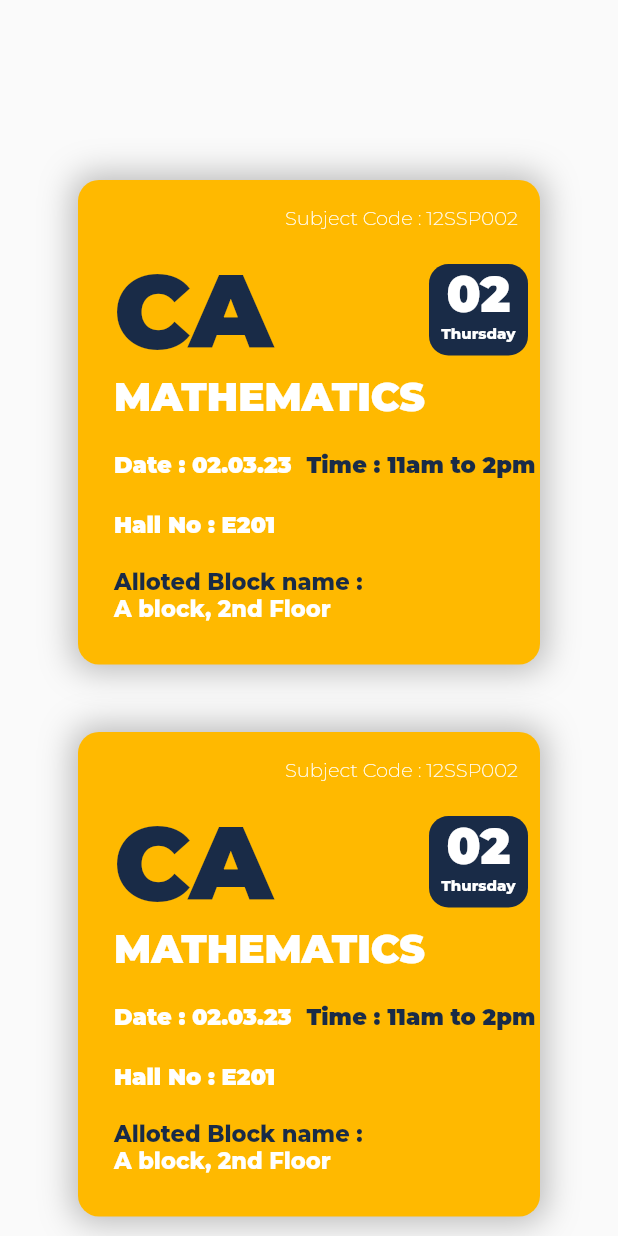
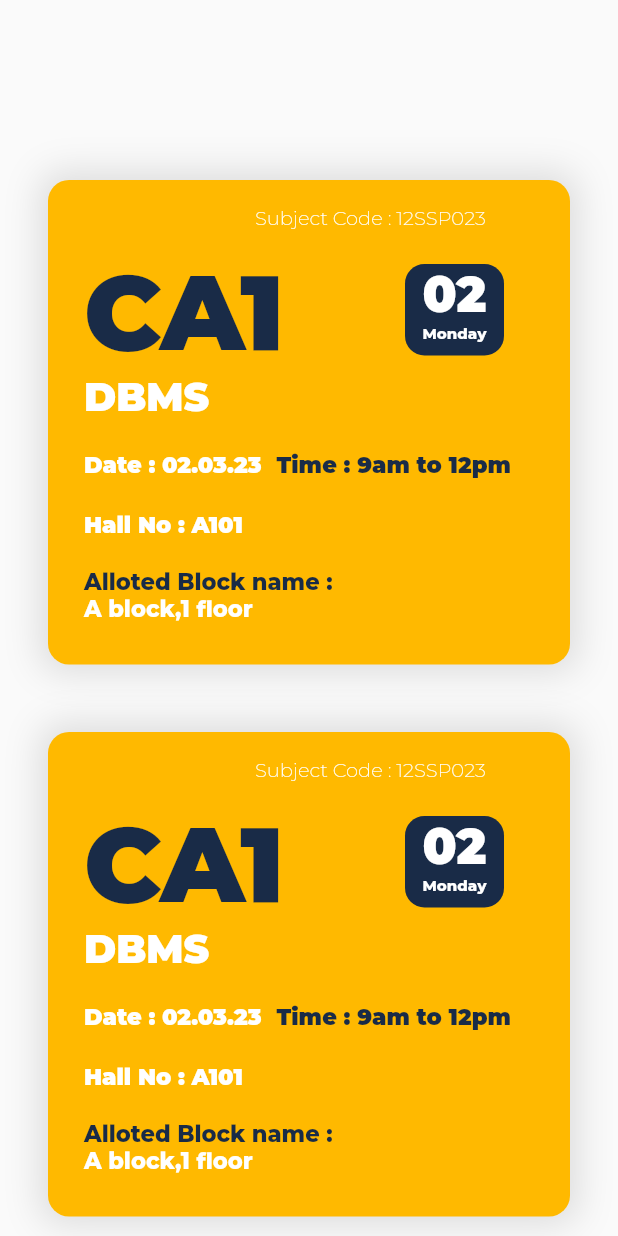
Before and after one commit to cruzmac/StudentApp-1, a Flutter app: the screen it shows after launch, on a phone screen of 412 x 824 dp. Run offline on Flutter 3.47's test engine with Material 2 defaults, Android fonts, the phone set to English and light mode, and no system bars; our stand-ins replace go_router, google_fonts, percent_indicator; network calls fail.

Commit message:
commit1.8
2 25
03 03 23

```diff
--- a/lib/exam_seating/examseating_design.dart
+++ b/lib/exam_seating/examseating_design.dart
@@ -1,43 +1,26 @@
 import 'package:flutter/material.dart';
 import 'package:flutter_application_1/exam_seating/examseating_constants.dart';
 
-class ExamSeatingDesign extends StatefulWidget {
-  const ExamSeatingDesign({super.key});
+class ContainerDesign extends StatefulWidget {
+  final String? subCode;
+  final String? examType;
+  final String? examName;
+  final String? examDate;
+  final String? examTime;
+  final String? examHallno;
+  final String? examDay;
+  final String? description;
 
-  @override
-  State<ExamSeatingDesign> createState() => _ExamSeatingDesignState();
-}
-
-class _ExamSeatingDesignState extends State<ExamSeatingDesign> {
-  @override
-  Widget build(BuildContext context) {
-    return Scaffold(
-      body: Column(
-        children: [
-          Expanded(
-            child: ListView(
-              padding: const EdgeInsets.only(top: 120, left: 52, right: 52),
-              children: [
-                const ContainerDesign(),
-                const SizedBox(
-                  height: 45,
-                ),
-                const ContainerDesign(),
-                const SizedBox(
-                  height: 45,
-                ),
-                ContainerDesign(bgcolor: Page1Colors().ash),
-              ],
-            ),
-          ),
-        ],
-      ),
-    );
-  }
-}
-
-class ContainerDesign extends StatefulWidget {
-  const ContainerDesign({super.key, bgcolor});
+  const ContainerDesign(
+      {super.key,
+      this.examName,
+      this.subCode,
+      this.examType,
+      this.examDate,
+      this.examTime,
+      this.examHallno,
+      this.examDay,
+      this.description});
 
   @override
   State<ContainerDesign> createState() => _ContainerDesignState();
@@ -53,7 +36,7 @@ class _ContainerDesignState extends State<ContainerDesign> {
           color: Page1Colors().yellow,
           borderRadius: BorderRadius.circular(14),
           boxShadow: const [
-            BoxShadow(color: Colors.black26, blurRadius: 18, spreadRadius: 4)
+            BoxShadow(color: Colors.black12, blurRadius: 20, spreadRadius: 5)
           ]),
       child: Column(
         crossAxisAlignment: CrossAxisAlignment.start,
@@ -64,7 +47,7 @@ class _ContainerDesignState extends State<ContainerDesign> {
               height: 17,
               width: 172,
               child: Text(
-                'Subject Code : 12SSP002',
+                'Subject Code : ${widget.subCode}',
                 style: TextStyle(
                     color: Page1Colors().white,
                     fontSize: 13,
@@ -80,19 +63,19 @@ class _ContainerDesignState extends State<ContainerDesign> {
                 padding: const EdgeInsets.only(left: 24),
                 child: Container(
                   height: 84,
-                  width: 126,
-                  alignment: Alignment.center,
+                  width: 150,
+                  alignment: Alignment.centerLeft,
                   child: Text(
-                    'CA1',
+                    '${widget.examType}',
                     style: TextStyle(
                         color: Page1Colors().textcolor,
-                        fontSize: 69,
+                        fontSize: 70,
                         fontWeight: FontWeight.w900),
                   ),
                 ),
               ),
               Padding(
-                padding: const EdgeInsets.only(left: 84, top: 11),
+                padding: const EdgeInsets.only(left: 64, top: 11),
                 child: Container(
                   height: 61,
                   width: 66,
@@ -110,7 +93,7 @@ class _ContainerDesignState extends State<ContainerDesign> {
                             fontWeight: FontWeight.w900),
                       ),
                       Text(
-                        'Thursday',
+                        '${widget.examDay}',
                         style: TextStyle(
                             color: Page1Colors().white,
                             fontSize: 10,
@@ -131,7 +114,7 @@ class _ContainerDesignState extends State<ContainerDesign> {
               child: Column(
                 children: [
                   Text(
-                    'MATHEMATICS',
+                    '${widget.examName}',
                     style: TextStyle(
                         color: Page1Colors().white,
                         fontSize: 26,
@@ -145,7 +128,7 @@ class _ContainerDesignState extends State<ContainerDesign> {
             padding: const EdgeInsets.only(left: 24),
             child: Row(
               children: [
-                Text('Date : 02.03.23',
+                Text('Date : ${widget.examDate}',
                     style: TextStyle(
                         color: Page1Colors().white,
                         fontSize: 15,
@@ -153,7 +136,7 @@ class _ContainerDesignState extends State<ContainerDesign> {
                 const SizedBox(
                   width: 10,
                 ),
-                Text('Time : 11am to 2pm',
+                Text('Time : ${widget.examTime}',
                     style: TextStyle(
                         color: Page1Colors().textcolor,
                         fontSize: 15,
@@ -163,7 +146,7 @@ class _ContainerDesignState extends State<ContainerDesign> {
           ),
           Padding(
             padding: const EdgeInsets.only(top: 22, left: 24),
-            child: Text('Hall No : E201',
+            child: Text('Hall No : ${widget.examHallno}',
                 style: TextStyle(
                     color: Page1Colors().white,
                     fontSize: 15,
@@ -183,7 +166,7 @@ class _ContainerDesignState extends State<ContainerDesign> {
                           color: Page1Colors().textcolor,
                           fontSize: 15,
                           fontWeight: FontWeight.w800)),
-                  Text('A block, 2nd Floor',
+                  Text('${widget.description}',
                       style: TextStyle(
                           color: Page1Colors().white,
                           fontSize: 15,
--- /dev/null
+++ b/lib/exam_seating/examseating_listview.dart
@@ -0,0 +1,69 @@
+import 'package:flutter/material.dart';
+import 'package:flutter_application_1/exam_seating/examseating_design.dart';
+import 'package:flutter_application_1/exam_seating/examseating_model.dart';
+import 'package:flutter_application_1/exam_seating/examseating_network.dart';
+
+class ExamSeatingDesign extends StatefulWidget {
+  const ExamSeatingDesign({super.key});
+
+  @override
+  State<ExamSeatingDesign> createState() => _ExamSeatingDesignState();
+}
+
+class _ExamSeatingDesignState extends State<ExamSeatingDesign> {
+  List<ExamSeating> seating = [];
+  @override
+  void initState() {
+    super.initState();
+    fetchpost();
+  }
+
+  Future<void> fetchpost() async {
+    try {
+      seating = await ExamSeatingRepository().fetchposts();
+    } on Exception catch (e) {
+      ScaffoldMessenger.of(context)
+          .showSnackBar(SnackBar(content: Text(e.toString())));
+    }
+  }
+
+  @override
+  Widget build(BuildContext context) {
+    return Scaffold(
+      body: Column(
+        children: [
+          Expanded(
+            child: ListView.separated(
+              padding: const EdgeInsets.only(top: 120, left: 32, right: 32),
+              itemCount: 2,
+              itemBuilder: (context, index) {
+                return const ContainerDesign(
+                  subCode: '12SSP023',
+                  examDate: '02.03.23',
+                  examType: 'CA1',
+                  examHallno: 'A101',
+                  examName: 'DBMS',
+                  examDay: 'Monday',
+                  examTime: '9am to 12pm',
+                  description: 'A block,1 floor',
+
+                  // subCode: list[index].subCode,
+                  // examDate: list[index].examDate,
+                  // examType: list[index].examType,
+                  // examHallno: list[index].examHallno,
+                  // examName: list[index].examName,
+                  // examDay: list[index].examDay,
+                  // examTime: list[index].examTime,
+                  // description: list[index].description,
+                );
+              },
+              separatorBuilder: (context, index) => const SizedBox(
+                height: 45,
+              ),
+            ),
+          ),
+        ],
+      ),
+    );
+  }
+}
--- /dev/null
+++ b/lib/exam_seating/examseating_model.dart
@@ -0,0 +1,43 @@
+class ExamSeating {
+  String? subCode;
+  String? examType;
+  String? examName;
+  String? examDate;
+  String? examTime;
+  String? examHallno;
+  String? examDay;
+  String? description;
+  ExamSeating({
+    this.subCode,
+    this.examType,
+    this.examName,
+    this.examDate,
+    this.examTime,
+    this.examHallno,
+    this.examDay,
+    this.description,
+  });
+
+  ExamSeating.fromJson(Map<String, dynamic> json) {
+    subCode = json['subCode'];
+    examType = json['examType'];
+    examName = json['examName'];
+    examDate = json['examDate'];
+    examTime = json['examTime'];
+    examHallno = json['examHallno'];
+    examDay = json['examDay'];
+    description = json['description'];
+  }
+  Map<String, dynamic> toJson() {
+    final Map<String, dynamic> data = {};
+    data['subCode'] = subCode;
+    data['examType'] = examType;
+    data['examName'] = examName;
+    data['examDate'] = examDate;
+    data['examTime'] = examTime;
+    data['examHallno'] = examHallno;
+    data['examDay'] = examDay;
+    data['description'] = description;
+    return data;
+  }
+}
--- a/lib/route_config.dart
+++ b/lib/route_config.dart
@@ -1,7 +1,6 @@
 import 'package:flutter/material.dart';
-import 'package:flutter_application_1/attendance/attendance_design.dart';
 import 'package:flutter_application_1/attendance/attendance_page2_design.dart';
-import 'package:flutter_application_1/exam_seating/examseating_design.dart';
+import 'package:flutter_application_1/exam_seating/examseating_listview.dart';
 import 'package:go_router/go_router.dart';
 
 class AttendanceRouter {
```
Also changed, not shown: lib/exam_seating/examseating_network.dart (added, +31 -0 lines).
